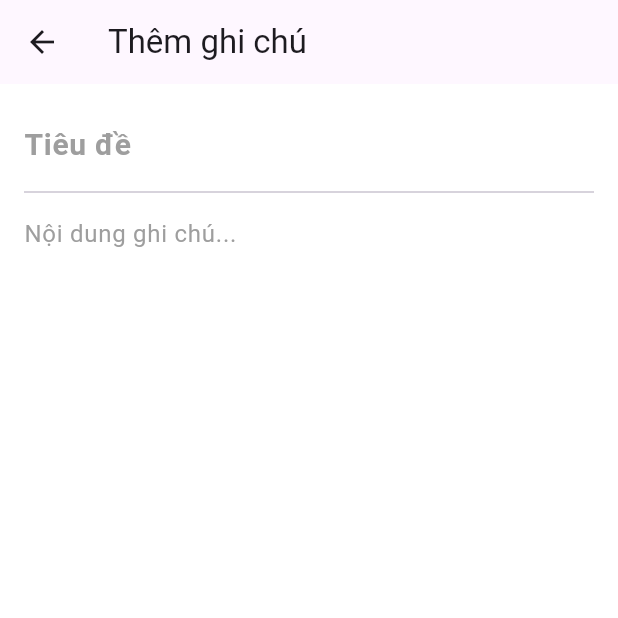
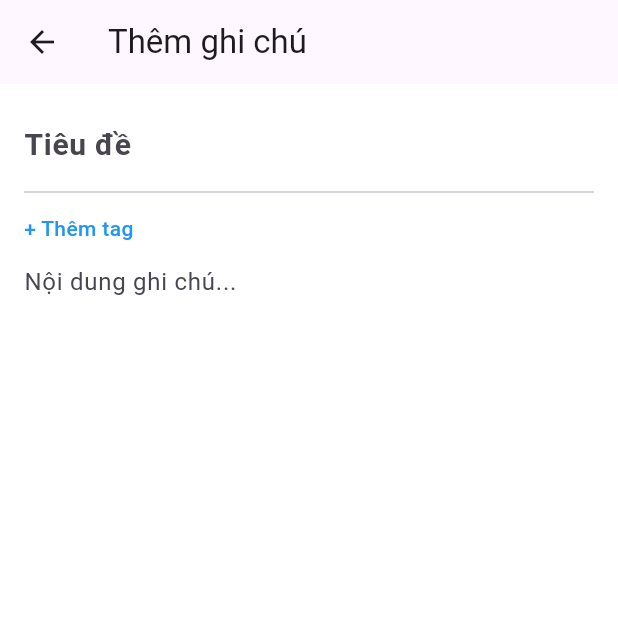
Before and after one commit to Neon0654/takenote, a Flutter app: the screen it shows after launch, after a tap on the "add" icon, on a phone screen of 412 x 824 dp, the top half of it. Run offline on Flutter 3.47's test engine with Material 3 defaults, Android fonts, the phone set to English and light mode, and no system bars; our stand-ins replace sqflite; accounts and stored records are empty.

```diff
--- a/lib/controllers/notes_controller.dart
+++ b/lib/controllers/notes_controller.dart
@@ -15,7 +15,10 @@ class NotesController extends StatefulWidget {
 
 class _NotesControllerState extends State<NotesController> {
   List<Note> notes = [];
-  Map<int, List<Tag>> noteTags = {}; // ✅ CACHE TAG
+  Map<int, List<Tag>> noteTags = {}; // cache tag cho từng note
+
+  List<Tag> allTags = [];
+  Tag? selectedTag;
 
   @override
   void initState() {
@@ -23,14 +26,21 @@ class _NotesControllerState extends State<NotesController> {
     loadNotes();
   }
 
-  /// LOAD NOTES + TAG (1 lần)
+  /// LOAD NOTES + TAG
   Future<void> loadNotes() async {
-    notes = await NotesDatabase.instance.fetchNotes();
+    if (selectedTag == null) {
+      notes = await NotesDatabase.instance.fetchNotes();
+    } else {
+      notes = await NotesDatabase.instance
+          .getNotesByTag(selectedTag!.id!);
+    }
+
+    allTags = await NotesDatabase.instance.fetchTags();
     await loadTagsForNotes();
     setState(() {});
   }
 
-  /// LOAD TAG CHO TẤT CẢ NOTE
+  /// LOAD TAG CHO TẤT CẢ NOTE (PHỤC VỤ HIỂN THỊ)
   Future<void> loadTagsForNotes() async {
     noteTags.clear();
 
@@ -40,6 +50,12 @@ class _NotesControllerState extends State<NotesController> {
           await NotesDatabase.instance.getTagsOfNote(note.id!);
       noteTags[note.id!] = tags;
     }
+  }
+
+  /// CHỌN TAG
+  void onSelectTag(Tag? tag) {
+    selectedTag = tag;
+    loadNotes();
   }
 
   /// ADD NOTE
@@ -127,7 +143,10 @@ class _NotesControllerState extends State<NotesController> {
   Widget build(BuildContext context) {
     return HomePage(
       notes: notes,
-      noteTags: noteTags, // ✅ TRUYỀN CACHE
+      noteTags: noteTags,
+      tags: allTags,
+      selectedTag: selectedTag,
+      onSelectTag: onSelectTag,
       onAddNote: openAddNotePage,
       onDeleteNote: deleteNote,
       onTapNote: openEditNotePage,
--- /dev/null
+++ b/lib/data/models/tag.dart
@@ -0,0 +1,18 @@
+class Tag {
+  final int? id;
+  final String name;
+
+  Tag({this.id, required this.name});
+
+  Map<String, dynamic> toMap() => {
+        'id': id,
+        'name': name,
+      };
+
+  factory Tag.fromMap(Map<String, dynamic> map) {
+    return Tag(
+      id: map['id'],
+      name: map['name'],
+    );
+  }
+}
--- a/lib/presentation/pages/edit_note_page.dart
+++ b/lib/presentation/pages/edit_note_page.dart
@@ -1,6 +1,9 @@
-import 'dart:async';
 import 'package:flutter/material.dart';
 import '../../data/models/note.dart';
+import '../../controllers/edit_note_controller.dart';
+import '../widgets/tag_selector_dialog.dart';
+import '../../data/database/notes_database.dart';
+import '../../data/models/tag.dart';
 
 class EditNotePage extends StatefulWidget {
   final Note? note; // null = thêm mới
@@ -20,7 +23,7 @@ class _EditNotePageState extends State<EditNotePage> {
   late TextEditingController titleController;
   late TextEditingController contentController;
 
-  Timer? _debounce;
+  EditNoteController? controller;
 
   bool get isEdit => widget.note != null;
 
@@ -28,36 +31,42 @@ class _EditNotePageState extends State<EditNotePage> {
   void initState() {
     super.initState();
 
-    titleController = TextEditingController(text: widget.note?.title ?? '');
-    contentController = TextEditingController(text: widget.note?.content ?? '');
+    titleController =
+        TextEditingController(text: widget.note?.title ?? '');
+    contentController =
+        TextEditingController(text: widget.note?.content ?? '');
 
-    // ✅ CHỈ autosave khi EDIT
+    // ✅ chỉ tạo controller khi EDIT
     if (isEdit) {
-      titleController.addListener(_autoSave);
-      contentController.addListener(_autoSave);
+      controller = EditNoteController(
+        note: widget.note!,
+        onSave: widget.onSave,
+      );
+
+      titleController.addListener(_onChanged);
+      contentController.addListener(_onChanged);
     }
   }
 
-  void _autoSave() {
-    _debounce?.cancel();
-
-    _debounce = Timer(const Duration(milliseconds: 600), () {
-      final title = titleController.text.trim();
-      final content = contentController.text.trim();
-
-      if (title.isEmpty && content.isEmpty) return;
-
-      widget.onSave(title, content);
-    });
+  void _onChanged() {
+    controller?.onTextChanged(
+      title: titleController.text.trim(),
+      content: contentController.text.trim(),
+    );
   }
 
   Future<bool> _onBack() async {
     final title = titleController.text.trim();
     final content = contentController.text.trim();
 
-    // 🆕 ADD → chỉ lưu khi back
+    // 🆕 ADD → chỉ save khi back
     if (!isEdit && (title.isNotEmpty || content.isNotEmpty)) {
       widget.onSave(title, content);
+    }
+
+    // ✨ EDIT → force save
+    if (isEdit) {
+      controller?.forceSave(title, content);
     }
 
     return true;
@@ -65,7 +74,7 @@ class _EditNotePageState extends State<EditNotePage> {
 
   @override
   void dispose() {
-    _debounce?.cancel();
+    controller?.dispose();
     titleController.dispose();
     contentController.dispose();
     super.dispose();
@@ -82,8 +91,9 @@ class _EditNotePageState extends State<EditNotePage> {
         body: Padding(
           padding: const EdgeInsets.all(16),
           child: Column(
+            crossAxisAlignment: CrossAxisAlignment.start,
             children: [
-              // TIÊU ĐỀ
+              // ===== TITLE =====
               TextField(
                 controller: titleController,
                 style: const TextStyle(
@@ -92,14 +102,83 @@ class _EditNotePageState extends State<EditNotePage> {
                 ),
                 decoration: const InputDecoration(
                   hintText: 'Tiêu đề',
-                  hintStyle: TextStyle(color: Colors.grey),
                   border: InputBorder.none,
                 ),
               ),
 
+              // ===== TAG HIỂN THỊ (CHỈ KHI ĐÃ LƯU) =====
+              if (isEdit)
+                FutureBuilder<List<Tag>>(
+                  future: NotesDatabase.instance
+                      .getTagsOfNote(widget.note!.id!),
+                  builder: (_, snapshot) {
+                    if (!snapshot.hasData || snapshot.data!.isEmpty) {
+                      return const SizedBox();
+                    }
+
+                    final tags = snapshot.data!;
+                    return Padding(
+                      padding: const EdgeInsets.symmetric(vertical: 6),
+                      child: Wrap(
+                        spacing: 6,
+                        children: tags
+                            .map(
+                              (tag) => Chip(
+                                label: Text(tag.name),
+                                onDeleted: () async {
+                                  await NotesDatabase.instance
+                                      .removeTagFromNote(
+                                    widget.note!.id!,
+                                    tag.id!,
+                                  );
+                                  setState(() {});
+                                },
+                              ),
+                            )
+                            .toList(),
+                      ),
+                    );
+                  },
+                ),
+
               const Divider(),
 
-              // NỘI DUNG
+              // ===== + THÊM TAG (KHÔNG BẮT BUỘC LƯU NỮA) =====
+              GestureDetector(
+  onTap: () async {
+    if (!isEdit) {
+      ScaffoldMessenger.of(context).showSnackBar(
+        const SnackBar(
+          content: Text('Lưu ghi chú trước khi thêm tag'),
+        ),
+      );
+      return;
+    }
+
+    await showDialog(
+      context: context,
+      builder: (_) => TagSelectorDialog(
+        noteId: widget.note!.id!,
+      ),
+    );
+
+    setState(() {});
+  },
+  child: const Padding(
+    padding: EdgeInsets.symmetric(vertical: 6),
+    child: Text(
+      '+ Thêm tag',
+      style: TextStyle(
+        color: Colors.blue,
+        fontSize: 14,
+        fontWeight: FontWeight.w500,
+      ),
+    ),
+  ),
+),
+
+
+              // ===== CONTENT =====
               Expanded(
                 child: TextField(
                   controller: contentController,
@@ -107,7 +186,6 @@ class _EditNotePageState extends State<EditNotePage> {
                   expands: true,
                   decoration: const InputDecoration(
                     hintText: 'Nội dung ghi chú...',
-                    hintStyle: TextStyle(color: Colors.grey),
                     border: InputBorder.none,
                   ),
                 ),
--- a/lib/presentation/pages/home_page.dart
+++ b/lib/presentation/pages/home_page.dart
@@ -2,10 +2,16 @@ import 'package:flutter/material.dart';
 import '../../data/models/note.dart';
 import '../../data/models/tag.dart';
 import 'search_page.dart';
+import 'tag_management_page.dart';
 
 class HomePage extends StatelessWidget {
   final List<Note> notes;
-  final Map<int, List<Tag>> noteTags; // ✅ CACHE TAG
+  final Map<int, List<Tag>> noteTags;
+
+  final List<Tag> tags;
+  final Tag? selectedTag;
+  final Function(Tag? tag) onSelectTag;
+
   final VoidCallback onAddNote;
   final Function(int id) onDeleteNote;
   final Function(int id) onTapNote;
@@ -15,6 +21,9 @@ class HomePage extends StatelessWidget {
     super.key,
     required this.notes,
     required this.noteTags,
+    required this.tags,
+    required this.selectedTag,
+    required this.onSelectTag,
     required this.onAddNote,
     required this.onDeleteNote,
     required this.onTapNote,
@@ -27,6 +36,18 @@ class HomePage extends StatelessWidget {
       appBar: AppBar(
         title: const Text('Quản lý ghi chú'),
         actions: [
+          IconButton(
+            icon: const Icon(Icons.label),
+            tooltip: 'Quản lý nhãn',
+            onPressed: () {
+              Navigator.push(
+                context,
+                MaterialPageRoute(
+                  builder: (_) => const TagManagementPage(),
+                ),
+              );
+            },
+          ),
           IconButton(
             icon: const Icon(Icons.search),
             onPressed: () async {
@@ -41,13 +62,51 @@ class HomePage extends StatelessWidget {
           ),
         ],
       ),
-      body: notes.isEmpty
+      body: Column(
+        children: [
+          // ===== TAG BAR =====
+          if (tags.isNotEmpty)
+            SizedBox(
+              height: 46,
+              child: ListView(
+                scrollDirection: Axis.horizontal,
+                padding:
+                    const EdgeInsets.symmetric(horizontal: 12),
+                children: [
+                  Padding(
+                    padding: const EdgeInsets.only(right: 8),
+                    child: ChoiceChip(
+                      label: const Text('Tất cả'),
+                      selected: selectedTag == null,
+                      onSelected: (_) => onSelectTag(null),
+                    ),
+                  ),
+                  ...tags.map(
+                    (tag) => Padding(
+                      padding: const EdgeInsets.only(right: 8),
+                      child: ChoiceChip(
+                        label: Text(tag.name),
+                        selected: selectedTag?.id == tag.id,
+                        onSelected: (_) => onSelectTag(tag),
+                      ),
+                    ),
+                  ),
+                ],
+              ),
+            ),
+
+          const Divider(height: 1),
+
+          // ===== NOTE LIST =====
+          Expanded(
+            child: notes.isEmpty
                 ? const Center(child: Text('Chưa có ghi chú'))
                 : ListView.builder(
                     itemCount: notes.length,
                     itemBuilder: (_, index) {
                       final note = notes[index];
-                final tags = noteTags[note.id] ?? [];
+                      final tagsOfNote =
+                          noteTags[note.id] ?? [];
 
                       return Card(
                         margin: const EdgeInsets.symmetric(
@@ -78,25 +137,29 @@ class HomePage extends StatelessWidget {
                               Text(
                                 note.content,
                                 maxLines: 2,
-                          overflow: TextOverflow.ellipsis,
+                                overflow:
+                                    TextOverflow.ellipsis,
                               ),
-                        if (tags.isNotEmpty)
+                              if (tagsOfNote.isNotEmpty)
                                 Padding(
                                   padding:
                                       const EdgeInsets.only(top: 6),
                                   child: Wrap(
                                     spacing: 6,
                                     runSpacing: -8,
-                              children: tags
+                                    children: tagsOfNote
                                         .map(
                                           (tag) => Chip(
                                             label: Text(
                                               tag.name,
-                                        style: const TextStyle(
-                                            fontSize: 12),
+                                              style:
+                                                  const TextStyle(
+                                                      fontSize:
+                                                          12),
                                             ),
                                             visualDensity:
-                                          VisualDensity.compact,
+                                                VisualDensity
+                                                    .compact,
                                           ),
                                         )
                                         .toList(),
@@ -110,10 +173,14 @@ class HomePage extends StatelessWidget {
                             onPressed: () =>
                                 onDeleteNote(note.id!),
                           ),
-                    onTap: () => onTapNote(note.id!),
+                          onTap: () =>
+                              onTapNote(note.id!),
                         ),
                       );
                     },
+                  ),
+          ),
+        ],
       ),
       floatingActionButton: FloatingActionButton(
         onPressed: onAddNote,
```
Also changed, not shown: lib/controllers/edit_note_controller.dart (+20 -14 lines), lib/data/database/notes_database.dart (+23 -9 lines), lib/presentation/pages/tag_management_page.dart (added, +95 -0 lines), lib/presentation/widgets/tag_selector_dialog.dart (added, +115 -0 lines). Lines whose indentation alone changed are shown as unchanged.
